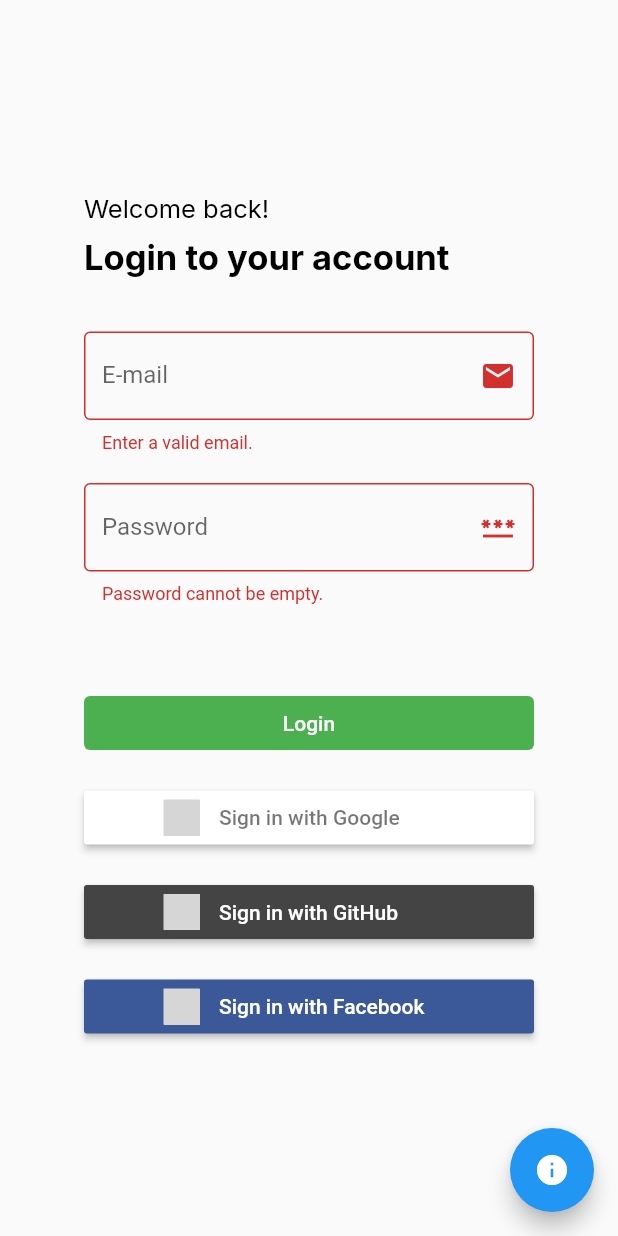
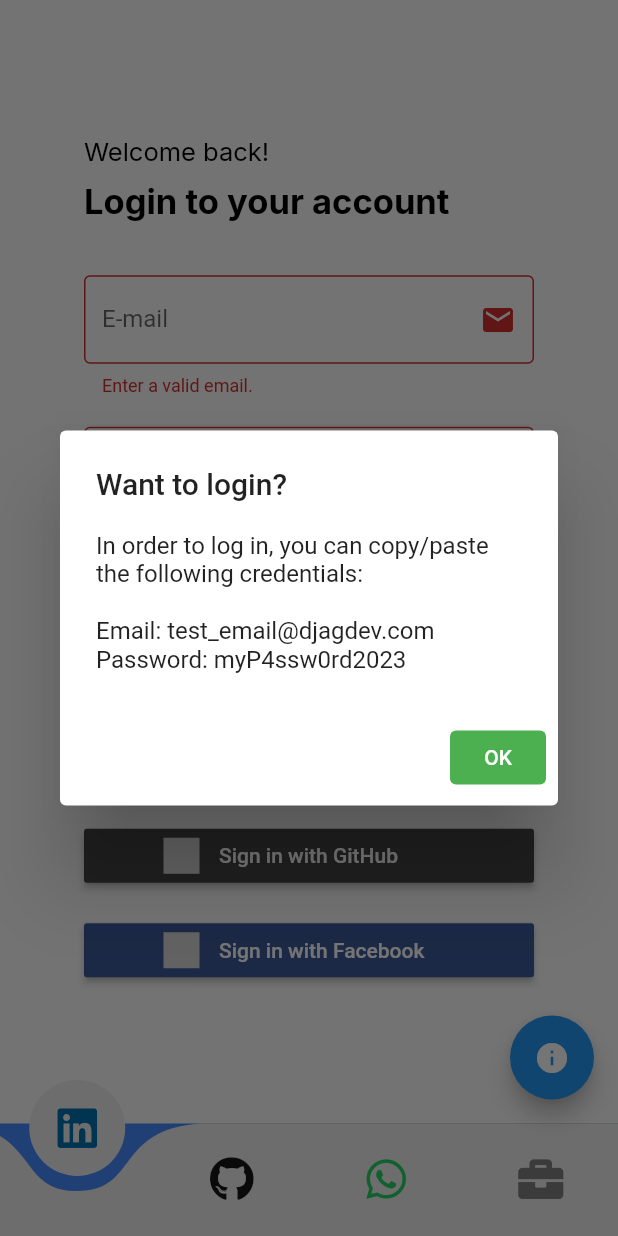
Before and after one commit to djag07907/responsive_login, a Flutter app: the screen it shows after launch, after a tap on "Login", after a tap on the "info" icon, on a phone screen of 412 x 824 dp. Run offline on Flutter 3.47's test engine with Material 2 defaults, Android fonts, the phone set to English and light mode, and no system bars; drawn by our look-alikes of curved_navigation_bar; our stand-ins replace flutter_signin_button, font_awesome_flutter, google_fonts; grey boxes are pictures that could not be loaded.

Commit message:
url functions

```diff
--- a/lib/screens/login.dart
+++ b/lib/screens/login.dart
@@ -1,7 +1,18 @@
+/**
+ * @author Daniel Alvarez
+ * @email josamogax@gmail.com
+ * @create date 2023-02-23 03:40:49
+ * @modify date 2023-02-23 03:40:49
+ * @desc [description]
+ */
+
+import 'package:curved_navigation_bar/curved_navigation_bar.dart';
 import 'package:flutter/material.dart';
+import 'package:font_awesome_flutter/font_awesome_flutter.dart';
 import 'package:responsive_login/screens/login_mobile.dart';
 import 'package:responsive_login/screens/login_tablet.dart';
 import 'package:responsive_login/screens/login_webdesktop.dart';
+import 'package:url_launcher/url_launcher.dart';
 
 class LoginScreen extends StatelessWidget {
   const LoginScreen({Key? key}) : super(key: key);
@@ -19,8 +30,103 @@ class LoginScreen extends StatelessWidget {
           }
         },
       ),
+      bottomNavigationBar: CurvedNavigationBar(
+        backgroundColor: Colors.blueAccent,
+        color: Colors.grey.shade200,
+        items: <Widget>[
+          GestureDetector(
+            child: IconButton(
+              tooltip: 'Daniel´s LinkedIn profile',
+              color: const Color(0xFF0072b1),
+              iconSize: 30.0,
+              icon: const Icon(FontAwesomeIcons.linkedin),
+              onPressed: () async {
+                String url = 'https://www.linkedin.com/in/daniel-alvarez-b63858181/';
+                // if (await launchUrl(Uri.parse(url))) {
+                await launchUrl(Uri.parse(url));
+                // } else {
+                // throw 'Could not launch $url';
+                // }
+              },
+            ),
+          ),
+          GestureDetector(
+            child: IconButton(
+              tooltip: 'Daniel´s GitHub profile',
+              icon: const Icon(FontAwesomeIcons.github),
+              color: const Color(0xFF171515),
+              iconSize: 30.0,
+              onPressed: () async {
+                String url = 'https://github.com/djag07907';
+                // if (await launchUrl(Uri.parse(url))) {
+                await launchUrl(Uri.parse(url));
+                // } else {
+                // throw 'Could not launch $url';
+                // }
+              },
+            ),
+          ),
+          GestureDetector(
+            child: IconButton(
+              tooltip: 'Daniel´s Whatsapp link',
+              icon: const Icon(FontAwesomeIcons.whatsapp),
+              color: const Color(0xFF25d366),
+              iconSize: 30.0,
+              onPressed: () async {
+                var Whatsapp = '+50495301033';
+                // String url = 'https://github.com/djag07907';
+                // if (await launchUrl(Uri.parse(url))) {
+                await launchUrl(Uri.parse('https://wa.me/$Whatsapp?text=Hi'));
+                // } else {
+                // throw 'Could not launch $url';
+                // }
+              },
+            ),
+          ),
+          GestureDetector(
+            child: IconButton(
+              tooltip: 'Daniel´s Porftolio',
+              icon: const Icon(FontAwesomeIcons.briefcase),
+              color: const Color(0xFF808080),
+              iconSize: 30.0,
+              onPressed: () async {
+                String url = 'https://djag07907.github.io/';
+                // if (await launchUrl(Uri.parse(url))) {
+                await launchUrl(Uri.parse(url));
+                // } else {
+                // throw 'Could not launch $url';
+                // }
+              },
+            ),
+          ),
+        ],
+        onTap: (index) {
+          // TODO
+        },
+      ),
       floatingActionButton: FloatingActionButton(
-        onPressed: () {},
+        onPressed: () {
+          showDialog(
+            context: context,
+            builder: (context) => AlertDialog(
+              title: const Text('Want to login?'),
+              content: const SelectableText(
+                  'In order to log in, you can copy/paste the following credentials:\n\nEmail: test_email@djagdev.com\nPassword: myP4ssw0rd2023'),
+              actions: <Widget>[
+                TextButton(
+                  style: TextButton.styleFrom(
+                    backgroundColor: Colors.green,
+                    foregroundColor: Colors.white, // Text Color
+                  ),
+                  child: const Text('OK'),
+                  onPressed: () {
+                    Navigator.of(context).pop();
+                  },
+                )
+              ],
+            ),
+          );
+        },
         child: const Icon(Icons.info),
       ),
     );
--- a/pubspec.yaml
+++ b/pubspec.yaml
@@ -40,11 +40,13 @@ dependencies:
   flutter_signin_button: ^2.0.0
   footer: ^0.0.4
   flutter_fab_dialer: ^0.1.1
+  curved_navigation_bar: ^1.0.3
+  font_awesome_flutter: ^9.2.0
+  url_launcher: ^6.1.10
 
 dev_dependencies:
   flutter_test:
     sdk: flutter
-
   # The "flutter_lints" package below contains a set of recommended lints to
   # encourage good coding practices. The lint set provided by the package is
   # activated in the `analysis_options.yaml` file located at the root of your
```
Also changed, not shown: pubspec.lock, 5 other files.
